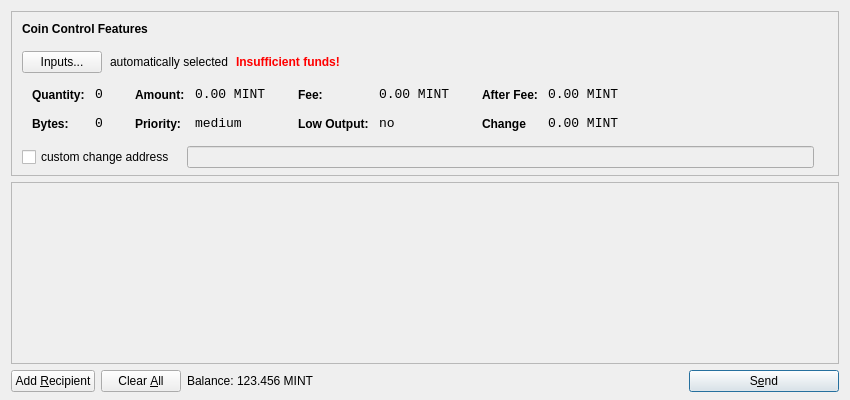
The window that src/qt/forms/sendcoinsdialog.ui (HYPERcrypto/Hyper) describes before a commit, drawn with Qt 5.
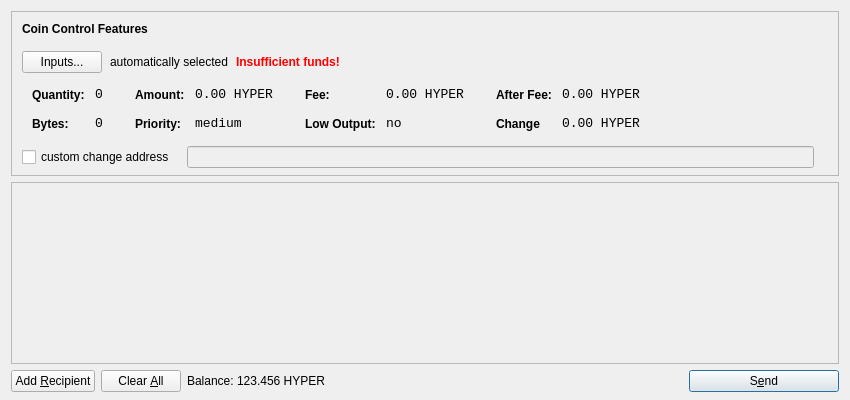
The same window after the commit. Icons and pictures are not drawn.

Commit message: updated qt dialogs

The edit to the form file:
```diff
--- a/src/qt/forms/sendcoinsdialog.ui
+++ b/src/qt/forms/sendcoinsdialog.ui
@@ -39,7 +39,7 @@
      </property>
      <layout class="QVBoxLayout" name="verticalLayoutCoinControl2">
       <property name="spacing">
-       <number>-1</number>
+       <number>6</number>
       </property>
       <property name="leftMargin">
        <number>0</number>
@@ -321,7 +321,7 @@
                   <enum>Qt::ActionsContextMenu</enum>
                  </property>
                  <property name="text">
-                  <string>0.00 MINT</string>
+                  <string>0.00 HYPER</string>
                  </property>
                  <property name="textInteractionFlags">
                   <set>Qt::LinksAccessibleByMouse|Qt::TextSelectableByKeyboard|Qt::TextSelectableByMouse</set>
@@ -407,7 +407,7 @@
                   <enum>Qt::ActionsContextMenu</enum>
                  </property>
                  <property name="text">
-                  <string>0.00 MINT</string>
+                  <string>0.00 HYPER</string>
                  </property>
                  <property name="textInteractionFlags">
                   <set>Qt::LinksAccessibleByMouse|Qt::TextSelectableByKeyboard|Qt::TextSelectableByMouse</set>
@@ -493,7 +493,7 @@
                   <enum>Qt::ActionsContextMenu</enum>
                  </property>
                  <property name="text">
-                  <string>0.00 MINT</string>
+                  <string>0.00 HYPER</string>
                  </property>
                  <property name="textInteractionFlags">
                   <set>Qt::LinksAccessibleByMouse|Qt::TextSelectableByKeyboard|Qt::TextSelectableByMouse</set>
@@ -525,7 +525,7 @@
                   <enum>Qt::ActionsContextMenu</enum>
                  </property>
                  <property name="text">
-                  <string>0.00 MINT</string>
+                  <string>0.00 HYPER</string>
                  </property>
                  <property name="textInteractionFlags">
                   <set>Qt::LinksAccessibleByMouse|Qt::TextSelectableByKeyboard|Qt::TextSelectableByMouse</set>
@@ -732,7 +732,7 @@
           <cursorShape>IBeamCursor</cursorShape>
          </property>
          <property name="text">
-          <string>123.456 MINT</string>
+          <string>123.456 HYPER</string>
          </property>
          <property name="textInteractionFlags">
           <set>Qt::LinksAccessibleByMouse|Qt::TextSelectableByKeyboard|Qt::TextSelectableByMouse</set>
```
Left out of the diff: 24 changed lines with no effect on the pictures. The commit also changes 5 other files.
